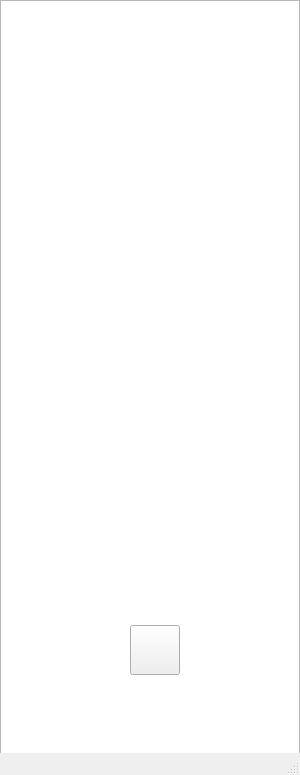
The window that Code/COMP3004/mainwindow.ui (VokusX/COMP3004) describes before a commit, drawn with Qt 5.
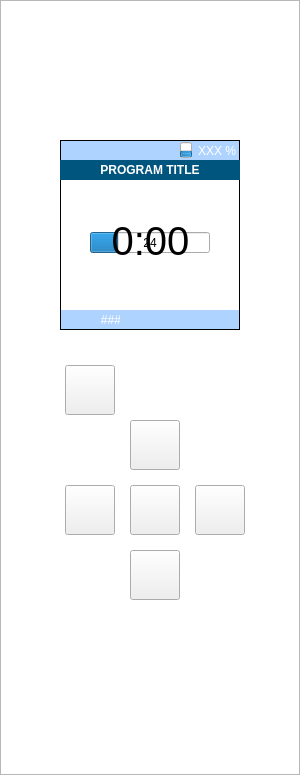
The same window after the commit.

```diff
--- a/Code/COMP3004/mainwindow.ui
+++ b/Code/COMP3004/mainwindow.ui
@@ -26,6 +26,301 @@
    <string>MainWindow</string>
   </property>
   <widget class="QWidget" name="centralwidget">
+   <widget class="QPushButton" name="okButton">
+    <property name="geometry">
+     <rect>
+      <x>130</x>
+      <y>485</y>
+      <width>50</width>
+      <height>50</height>
+     </rect>
+    </property>
+    <property name="text">
+     <string/>
+    </property>
+   </widget>
+   <widget class="QListWidget" name="listWidget">
+    <property name="geometry">
+     <rect>
+      <x>60</x>
+      <y>160</y>
+      <width>180</width>
+      <height>167</height>
+     </rect>
+    </property>
+   </widget>
+   <widget class="QPushButton" name="backButton">
+    <property name="geometry">
+     <rect>
+      <x>65</x>
+      <y>365</y>
+      <width>50</width>
+      <height>50</height>
+     </rect>
+    </property>
+    <property name="text">
+     <string/>
+    </property>
+   </widget>
+   <widget class="QPushButton" name="upButton">
+    <property name="geometry">
+     <rect>
+      <x>130</x>
+      <y>420</y>
+      <width>50</width>
+      <height>50</height>
+     </rect>
+    </property>
+    <property name="text">
+     <string/>
+    </property>
+   </widget>
+   <widget class="QPushButton" name="downButton">
+    <property name="geometry">
+     <rect>
+      <x>130</x>
+      <y>550</y>
+      <width>50</width>
+      <height>50</height>
+     </rect>
+    </property>
+    <property name="text">
+     <string/>
+    </property>
+   </widget>
+   <widget class="QLabel" name="programTitleLabel">
+    <property name="geometry">
+     <rect>
+      <x>60</x>
+      <y>160</y>
+      <width>180</width>
+      <height>20</height>
+     </rect>
+    </property>
+    <property name="font">
+     <font>
+      <family>MS Sans Serif</family>
+      <weight>75</weight>
+      <bold>true</bold>
+     </font>
+    </property>
+    <property name="autoFillBackground">
+     <bool>false</bool>
+    </property>
+    <property name="styleSheet">
+     <string notr="true">background: rgb(0, 85, 127);
+color: rgb(255, 255, 255);
+</string>
+    </property>
+    <property name="text">
+     <string>&lt;html&gt;&lt;head/&gt;&lt;body&gt;&lt;p&gt;PROGRAM TITLE&lt;/p&gt;&lt;/body&gt;&lt;/html&gt;</string>
+    </property>
+    <property name="alignment">
+     <set>Qt::AlignCenter</set>
+    </property>
+   </widget>
+   <widget class="QLabel" name="batteryLabel">
+    <property name="geometry">
+     <rect>
+      <x>60</x>
+      <y>140</y>
+      <width>180</width>
+      <height>20</height>
+     </rect>
+    </property>
+    <property name="styleSheet">
+     <string notr="true">background:rgb(175, 211, 255);
+color: white;
+border-right-style: solid;
+border-right-width: 1px;
+border-top-style: solid;
+border-top-width: 1px;
+border-left-style: solid;
+border-left-width: 1px;</string>
+    </property>
+    <property name="text">
+     <string>XXX %</string>
+    </property>
+    <property name="alignment">
+     <set>Qt::AlignRight|Qt::AlignTrailing|Qt::AlignVCenter</set>
+    </property>
+   </widget>
+   <widget class="QProgressBar" name="batteryProgBar">
+    <property name="geometry">
+     <rect>
+      <x>180</x>
+      <y>142</y>
+      <width>12</width>
+      <height>16</height>
+     </rect>
+    </property>
+    <property name="value">
+     <number>24</number>
+    </property>
+    <property name="textVisible">
+     <bool>false</bool>
+    </property>
+    <property name="orientation">
+     <enum>Qt::Vertical</enum>
+    </property>
+   </widget>
+   <widget class="QLabel" name="pictureLabel">
+    <property name="geometry">
+     <rect>
+      <x>99</x>
+      <y>181</y>
+      <width>107</width>
+      <height>129</height>
+     </rect>
+    </property>
+    <property name="textFormat">
+     <enum>Qt::AutoText</enum>
+    </property>
+    <property name="scaledContents">
+     <bool>true</bool>
+    </property>
+    <property name="alignment">
+     <set>Qt::AlignCenter</set>
+    </property>
+   </widget>
+   <widget class="QLabel" name="powerLevelLabel">
+    <property name="geometry">
+     <rect>
+      <x>60</x>
+      <y>310</y>
+      <width>61</width>
+      <height>20</height>
+     </rect>
+    </property>
+    <property name="styleSheet">
+     <string notr="true">background:rgb(175, 211, 255);
+color: white;
+border-right-style: solid;
+border-right-width: 1px;
+border-bottom-style: solid;
+border-bottom-width: 1px;
+border-left-style: solid;
+border-left-width: 1px;</string>
+    </property>
+    <property name="text">
+     <string>###</string>
+    </property>
+    <property name="alignment">
+     <set>Qt::AlignRight|Qt::AlignTrailing|Qt::AlignVCenter</set>
+    </property>
+   </widget>
+   <widget class="QLabel" name="bottomLabel">
+    <property name="geometry">
+     <rect>
+      <x>120</x>
+      <y>310</y>
+      <width>120</width>
+      <height>20</height>
+     </rect>
+    </property>
+    <property name="styleSheet">
+     <string notr="true">background:rgb(175, 211, 255);
+color: white;
+border-right-style: solid;
+border-right-width: 1px;
+border-bottom-style: solid;
+border-bottom-width: 1px;
+</string>
+    </property>
+    <property name="text">
+     <string/>
+    </property>
+   </widget>
+   <widget class="QLabel" name="fillerLabel">
+    <property name="geometry">
+     <rect>
+      <x>60</x>
+      <y>180</y>
+      <width>180</width>
+      <height>130</height>
+     </rect>
+    </property>
+    <property name="autoFillBackground">
+     <bool>false</bool>
+    </property>
+    <property name="styleSheet">
+     <string notr="true">background: white;
+border-left-style: solid;
+border-left-width: 1px;
+border-right-style: solid;
+border-right-width: 1px;</string>
+    </property>
+    <property name="text">
+     <string/>
+    </property>
+   </widget>
+   <widget class="QPushButton" name="leftButton">
+    <property name="geometry">
+     <rect>
+      <x>65</x>
+      <y>485</y>
+      <width>50</width>
+      <height>50</height>
+     </rect>
+    </property>
+    <property name="text">
+     <string/>
+    </property>
+   </widget>
+   <widget class="QPushButton" name="rightButton">
+    <property name="geometry">
+     <rect>
+      <x>195</x>
+      <y>485</y>
+      <width>50</width>
+      <height>50</height>
+     </rect>
+    </property>
+    <property name="text">
+     <string/>
+    </property>
+   </widget>
+   <widget class="QProgressBar" name="powerLevelProgBar">
+    <property name="geometry">
+     <rect>
+      <x>90</x>
+      <y>232</y>
+      <width>120</width>
+      <height>21</height>
+     </rect>
+    </property>
+    <property name="value">
+     <number>24</number>
+    </property>
+    <property name="format">
+     <string>%p</string>
+    </property>
+   </widget>
+   <widget class="QLabel" name="timer">
+    <property name="geometry">
+     <rect>
+      <x>70</x>
+      <y>210</y>
+      <width>161</width>
+      <height>61</height>
+     </rect>
+    </property>
+    <property name="font">
+     <font>
+      <family>MS Sans Serif</family>
+      <pointsize>30</pointsize>
+     </font>
+    </property>
+    <property name="styleSheet">
+     <string notr="true">font-size:30pt</string>
+    </property>
+    <property name="text">
+     <string>0:00</string>
+    </property>
+    <property name="alignment">
+     <set>Qt::AlignCenter</set>
+    </property>
+   </widget>
    <widget class="QGraphicsView" name="graphicsView">
     <property name="geometry">
      <rect>
@@ -35,29 +330,27 @@
       <height>775</height>
      </rect>
     </property>
-    <property name="verticalScrollBarPolicy">
-     <enum>Qt::ScrollBarAlwaysOff</enum>
-    </property>
-    <property name="horizontalScrollBarPolicy">
-     <enum>Qt::ScrollBarAlwaysOff</enum>
-    </property>
     <property name="alignment">
      <set>Qt::AlignLeading|Qt::AlignLeft|Qt::AlignTop</set>
     </property>
    </widget>
-   <widget class="QPushButton" name="powerButton">
-    <property name="geometry">
-     <rect>
-      <x>130</x>
-      <y>625</y>
-      <width>50</width>
-      <height>50</height>
-     </rect>
-    </property>
-    <property name="text">
-     <string/>
-    </property>
-   </widget>
+   <zorder>graphicsView</zorder>
+   <zorder>listWidget</zorder>
+   <zorder>fillerLabel</zorder>
+   <zorder>okButton</zorder>
+   <zorder>backButton</zorder>
+   <zorder>upButton</zorder>
+   <zorder>downButton</zorder>
+   <zorder>batteryLabel</zorder>
+   <zorder>batteryProgBar</zorder>
+   <zorder>pictureLabel</zorder>
+   <zorder>powerLevelLabel</zorder>
+   <zorder>bottomLabel</zorder>
+   <zorder>leftButton</zorder>
+   <zorder>rightButton</zorder>
+   <zorder>powerLevelProgBar</zorder>
+   <zorder>timer</zorder>
+   <zorder>programTitleLabel</zorder>
   </widget>
   <widget class="QMenuBar" name="menubar">
    <property name="geometry">
@@ -69,7 +362,6 @@
     </rect>
    </property>
   </widget>
-  <widget class="QStatusBar" name="statusbar"/>
  </widget>
  <resources/>
  <connections/>
```
